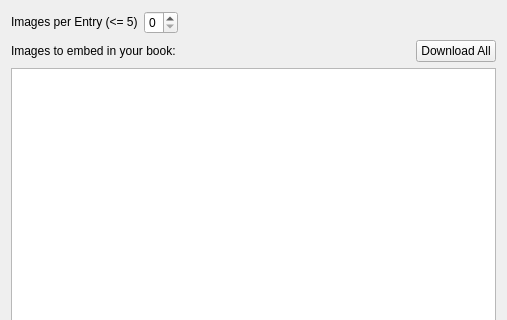
kokimame/joytan, file design/textdialog.ui: the form before one commit; both pictures show x 0 to 507 and y 0 to 320 of the 507 by 653 pixel window.
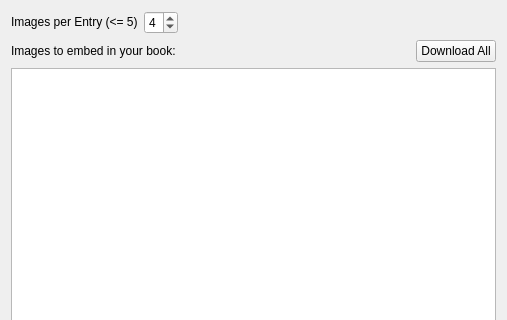
The form after the commit.

Commit message: Set default value of imgSpin

Diff of the .ui file:
```diff
--- a/design/textdialog.ui
+++ b/design/textdialog.ui
@@ -28,6 +28,9 @@
        <property name="maximum">
         <number>5</number>
        </property>
+       <property name="value">
+        <number>4</number>
+       </property>
       </widget>
      </item>
      <item>
```
The commit also changes 1 other file.
